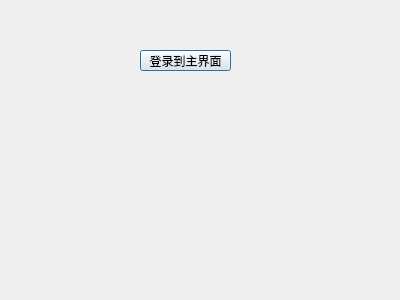
StephenNG59/mini-img-process, file src/logindialog.ui: the form before one commit.
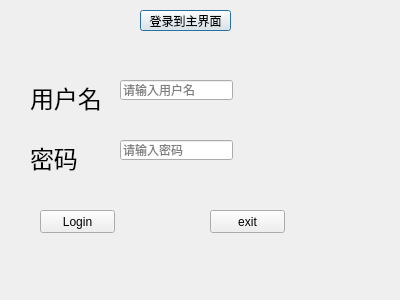
The form after the commit.

Commit message: modified Login console

The edit to the form file:
```diff
--- a/src/logindialog.ui
+++ b/src/logindialog.ui
@@ -17,7 +17,7 @@
    <property name="geometry">
     <rect>
      <x>140</x>
-     <y>50</y>
+     <y>10</y>
      <width>91</width>
      <height>21</height>
     </rect>
@@ -26,6 +26,87 @@
     <string>登录到主界面</string>
    </property>
   </widget>
+  <widget class="QLabel" name="label">
+   <property name="geometry">
+    <rect>
+     <x>30</x>
+     <y>80</y>
+     <width>91</width>
+     <height>31</height>
+    </rect>
+   </property>
+   <property name="text">
+    <string>&lt;html&gt;&lt;head/&gt;&lt;body&gt;&lt;p&gt;&lt;span style=&quot; font-size:18pt;&quot;&gt;用户名&lt;/span&gt;&lt;/p&gt;&lt;/body&gt;&lt;/html&gt;</string>
+   </property>
+  </widget>
+  <widget class="QLabel" name="label_2">
+   <property name="geometry">
+    <rect>
+     <x>30</x>
+     <y>140</y>
+     <width>71</width>
+     <height>31</height>
+    </rect>
+   </property>
+   <property name="text">
+    <string>&lt;html&gt;&lt;head/&gt;&lt;body&gt;&lt;p&gt;&lt;span style=&quot; font-size:18pt;&quot;&gt;密码&lt;/span&gt;&lt;/p&gt;&lt;/body&gt;&lt;/html&gt;</string>
+   </property>
+  </widget>
+  <widget class="QLineEdit" name="UserLineEdit">
+   <property name="geometry">
+    <rect>
+     <x>120</x>
+     <y>80</y>
+     <width>113</width>
+     <height>20</height>
+    </rect>
+   </property>
+   <property name="placeholderText">
+    <string>请输入用户名</string>
+   </property>
+  </widget>
+  <widget class="QLineEdit" name="pwdLineEdit">
+   <property name="geometry">
+    <rect>
+     <x>120</x>
+     <y>140</y>
+     <width>113</width>
+     <height>20</height>
+    </rect>
+   </property>
+   <property name="echoMode">
+    <enum>QLineEdit::Password</enum>
+   </property>
+   <property name="placeholderText">
+    <string>请输入密码</string>
+   </property>
+  </widget>
+  <widget class="QPushButton" name="Loginbtn">
+   <property name="geometry">
+    <rect>
+     <x>40</x>
+     <y>210</y>
+     <width>75</width>
+     <height>23</height>
+    </rect>
+   </property>
+   <property name="text">
+    <string>Login</string>
+   </property>
+  </widget>
+  <widget class="QPushButton" name="Exitbtn">
+   <property name="geometry">
+    <rect>
+     <x>210</x>
+     <y>210</y>
+     <width>75</width>
+     <height>23</height>
+    </rect>
+   </property>
+   <property name="text">
+    <string>exit</string>
+   </property>
+  </widget>
  </widget>
  <resources/>
  <connections>
```
Left out of the diff: 18 changed lines with no effect on the pictures. The commit also changes 5 other files.
